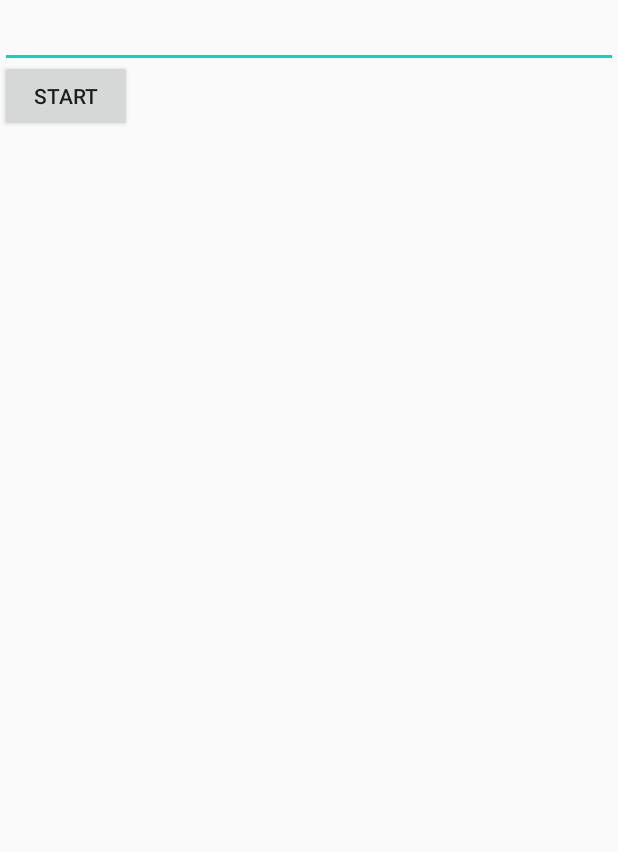
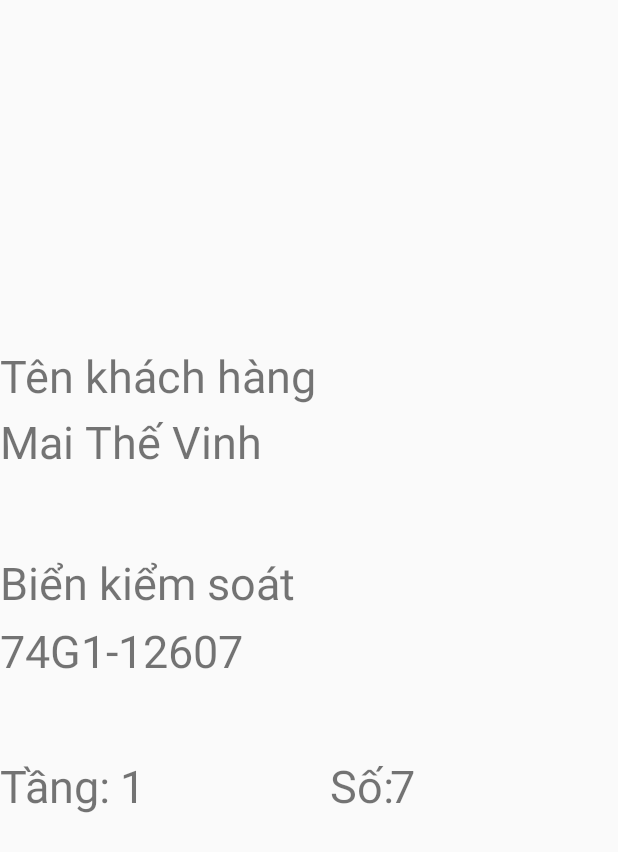
Before and after one commit to gigawave07/sprint2-backend, an Android app: the UserDetailActivity screen opened directly, with no data from a screen before it, on a phone screen of 412 x 824 dp. Shown: the top 852 px of the screen. Run offline under Robolectric (Android 15) with nearby library versions, the phone set to English and light mode, and no system bars; libraries missing offline, so code that uses them is left out: com.journeyapps.barcodescanner; 2 statements that could not run were skipped.

Commit message:
vinh_mt 10:44 2/1/2021 check point

```diff
--- a/app/src/main/java/com/sprint2/UserDetailActivity.java
+++ /dev/null
@@ -1,52 +0,0 @@
-package com.sprint2;
-
-import android.graphics.Bitmap;
-import android.view.View;
-import android.widget.Button;
-import android.widget.EditText;
-import android.widget.ImageView;
-import androidx.appcompat.app.AppCompatActivity;
-import android.os.Bundle;
-import com.google.zxing.BarcodeFormat;
-import com.google.zxing.MultiFormatWriter;
-import com.google.zxing.common.BitMatrix;
-import com.journeyapps.barcodescanner.BarcodeEncoder;
-
-public class UserDetailActivity extends AppCompatActivity {
-
-    EditText edtUserInfor;
-    Button btnGenerateQrCode;
-    ImageView imgQrCode;
-
-    @Override
-    protected void onCreate(Bundle savedInstanceState) {
-        super.onCreate(savedInstanceState);
-        setContentView(R.layout.activity_user_detail);
-        mapping();
-        generateQrCode();
-    }
-
-// Tạo QR code với dữ liệu được nhập vào
-    private void generateQrCode() {
-        btnGenerateQrCode.setOnClickListener(new View.OnClickListener() {
-            @Override
-            public void onClick(View v) {
-                MultiFormatWriter multiFormatWriter = new MultiFormatWriter();
-                try {
-                    BitMatrix bitMatrix = multiFormatWriter.encode(edtUserInfor.getText().toString(), BarcodeFormat.QR_CODE, 200, 200);
-                    BarcodeEncoder barcodeEncoder = new BarcodeEncoder();
-                    Bitmap bitmap = barcodeEncoder.createBitmap(bitMatrix);
-                    imgQrCode.setImageBitmap(bitmap);
-                } catch (Exception e) {
-                    e.printStackTrace();
-                }
-            }
-        });
-    }
-
-    private void mapping() {
-        edtUserInfor = findViewById(R.id.edtUserInfor);
-        btnGenerateQrCode = findViewById(R.id.btnGenerateQrCode);
-        imgQrCode = findViewById(R.id.imgQrCode);
-    }
-}
--- a/app/src/main/java/com/sprint2/MainActivity.java
+++ b/app/src/main/java/com/sprint2/activity/MainActivity.java
@@ -1,4 +1,4 @@
-package com.sprint2;
+package com.sprint2.activity;
 
 import android.content.Intent;
 import android.net.ConnectivityManager;
@@ -8,6 +8,7 @@ import android.view.View;
 import android.widget.Button;
 import android.widget.Toast;
 import androidx.appcompat.app.AppCompatActivity;
+import com.sprint2.R;
 
 public class MainActivity extends AppCompatActivity {
 
@@ -25,7 +26,7 @@ public class MainActivity extends AppCompatActivity {
     }
 
 
-    // Kiểm tra kết nối mạng 3G hoặc wifi
+    // Kiểm tra kết nối mạng 3G ho ặc wifi
     private void checkNetWork() {
         connectivityManager = (ConnectivityManager) getSystemService(CONNECTIVITY_SERVICE);
         myWifi = connectivityManager.getNetworkInfo(ConnectivityManager.TYPE_WIFI);
--- /dev/null
+++ b/app/src/main/java/com/sprint2/activity/UserDetailActivity.java
@@ -0,0 +1,68 @@
+package com.sprint2.activity;
+
+import android.graphics.Bitmap;
+import android.os.Bundle;
+import android.widget.ImageView;
+import android.widget.TextView;
+import androidx.appcompat.app.AppCompatActivity;
+import com.google.gson.Gson;
+import com.google.zxing.BarcodeFormat;
+import com.google.zxing.MultiFormatWriter;
+import com.google.zxing.common.BitMatrix;
+import com.journeyapps.barcodescanner.BarcodeEncoder;
+import com.sprint2.R;
+import com.sprint2.entity.Customer;
+
+public class UserDetailActivity extends AppCompatActivity {
+
+    ImageView imgQrCode;
+    TextView textViewCustomerFullName, textViewLicensePlates, textViewFloor, textViewNumberSlot;
+
+
+    @Override
+    protected void onCreate(Bundle savedInstanceState) {
+        super.onCreate(savedInstanceState);
+        setContentView(R.layout.activity_user_detail);
+        mapping();
+        generateQrCode();
+    }
+
+    private String getInformation() {
+        Customer customer = new Customer();
+        textViewCustomerFullName.setText("Mai Thế Vinh");
+        textViewLicensePlates.setText("74G1-12607");
+        textViewFloor.setText("1");
+        textViewNumberSlot.setText("7");
+        customer.setName(textViewCustomerFullName.getText().toString());
+        customer.setLicensePlates(textViewLicensePlates.getText().toString());
+        customer.setNumberPhone("0334611971");
+        customer.setAddress("Đà Nẵng");
+
+        Gson gson = new Gson();
+        String json = gson.toJson(customer);
+        return json;
+    }
+
+    // Tạo QR code với dữ liệu nhận được
+    private void generateQrCode() {
+
+        MultiFormatWriter multiFormatWriter = new MultiFormatWriter();
+        try {
+            String customer = getInformation();
+            BitMatrix bitMatrix = multiFormatWriter.encode(customer.toString(), BarcodeFormat.QR_CODE, 200, 200);
+            BarcodeEncoder barcodeEncoder = new BarcodeEncoder();
+            Bitmap bitmap = barcodeEncoder.createBitmap(bitMatrix);
+            imgQrCode.setImageBitmap(bitmap);
+        } catch (Exception e) {
+            e.printStackTrace();
+        }
+    }
+
+    private void mapping() {
+        imgQrCode = findViewById(R.id.imgQrCode);
+        textViewCustomerFullName = findViewById(R.id.customerFullName);
+        textViewLicensePlates = findViewById(R.id.licensePlates);
+        textViewFloor = findViewById(R.id.floor);
+        textViewNumberSlot = findViewById(R.id.numberSlot);
+    }
+}
--- /dev/null
+++ b/app/src/main/java/com/sprint2/entity/Customer.java
@@ -0,0 +1,40 @@
+package com.sprint2.entity;
+
+public class Customer {
+    String name;
+    String licensePlates;
+    String numberPhone;
+    String address;
+
+    public void setName(String name) {
+        this.name = name;
+    }
+
+    public String getName() {
+        return name;
+    }
+
+    public void setLicensePlates(String licensePlates) {
+        this.licensePlates = licensePlates;
+    }
+
+    public String getLicensePlates() {
+        return licensePlates;
+    }
+
+    public void setNumberPhone(String numberPhone) {
+        this.numberPhone = numberPhone;
+    }
+
+    public String getNumberPhone() {
+        return numberPhone;
+    }
+
+    public void setAddress(String address) {
+        this.address = address;
+    }
+
+    public String getAddress() {
+        return address;
+    }
+}
--- a/app/src/main/res/layout/activity_main.xml
+++ b/app/src/main/res/layout/activity_main.xml
@@ -6,7 +6,7 @@
         android:layout_width="match_parent"
         android:layout_height="match_parent"
         android:orientation="vertical"
-        tools:context=".MainActivity">
+        tools:context=".activity.MainActivity">
     <LinearLayout
             android:gravity="right"
             android:orientation="vertical"
--- a/app/src/main/res/layout/activity_user_detail.xml
+++ b/app/src/main/res/layout/activity_user_detail.xml
@@ -5,23 +5,62 @@
         xmlns:app="http://schemas.android.com/apk/res-auto"
         android:layout_width="match_parent"
         android:layout_height="match_parent"
-        tools:context=".UserDetailActivity">
-    <EditText
-            android:id="@+id/edtUserInfor"
-            android:layout_width="match_parent"
-            android:layout_height="wrap_content"/>
-    <Button
-            android:id="@+id/btnGenerateQrCode"
-            android:layout_marginTop="40dp"
-            android:text="Start"
-            android:layout_width="wrap_content"
-            android:layout_height="wrap_content"/>
-
+        tools:context=".activity.UserDetailActivity">
     <ImageView
             android:id="@+id/imgQrCode"
-            android:layout_marginTop="150dp"
+            android:layout_marginTop="10dp"
             android:layout_centerHorizontal="true"
             android:layout_width="200dp"
             android:layout_height="200dp"/>
-
+    <TextView
+            android:text="Tên khách hàng"
+            android:textSize="30dp"
+            android:layout_marginTop="230dp"
+            android:layout_width="wrap_content"
+            android:layout_height="wrap_content"/>
+    <TextView
+            android:id="@+id/customerFullName"
+            android:textSize="30dp"
+            android:layout_width="match_parent"
+            android:layout_marginTop="274dp"
+            android:layout_height="80dp"/>
+    <TextView
+            android:text="Biển kiểm soát"
+            android:textSize="30dp"
+            android:layout_marginTop="368dp"
+            android:layout_width="wrap_content"
+            android:layout_height="wrap_content"/>
+    <TextView
+            android:id="@+id/licensePlates"
+            android:textSize="30dp"
+            android:layout_width="match_parent"
+            android:layout_marginTop="413dp"
+            android:layout_height="80dp"/>
+    <TextView
+            android:text="Tầng:"
+            android:textSize="30dp"
+            android:layout_marginTop="503dp"
+            android:layout_width="wrap_content"
+            android:layout_height="wrap_content"/>
+    <TextView
+            android:id="@+id/floor"
+            android:textSize="30dp"
+            android:layout_marginLeft="80dp"
+            android:layout_marginTop="503dp"
+            android:layout_width="wrap_content"
+            android:layout_height="wrap_content"/>
+    <TextView
+            android:text="Số:"
+            android:textSize="30dp"
+            android:layout_marginLeft="220dp"
+            android:layout_marginTop="503dp"
+            android:layout_width="wrap_content"
+            android:layout_height="wrap_content"/>
+    <TextView
+            android:id="@+id/numberSlot"
+            android:textSize="30dp"
+            android:layout_marginLeft="260dp"
+            android:layout_marginTop="503dp"
+            android:layout_width="wrap_content"
+            android:layout_height="wrap_content"/>
 </RelativeLayout>
```
Also changed, not shown: app/build.gradle (+9 -2 lines), app/src/main/AndroidManifest.xml (+5 -3 lines), app/src/main/java/com/sprint2/activity/EmployeeActivity.java (added, +15 -0 lines), app/src/main/java/com/sprint2/activity/LoginActivity.java (renamed from app/src/main/java/com/sprint2/LoginActivity.java, +2 -24 lines), app/src/main/res/layout/activity_employee.xml (added, +33 -0 lines), app/src/main/res/layout/activity_login.xml (+21 -10 lines).
